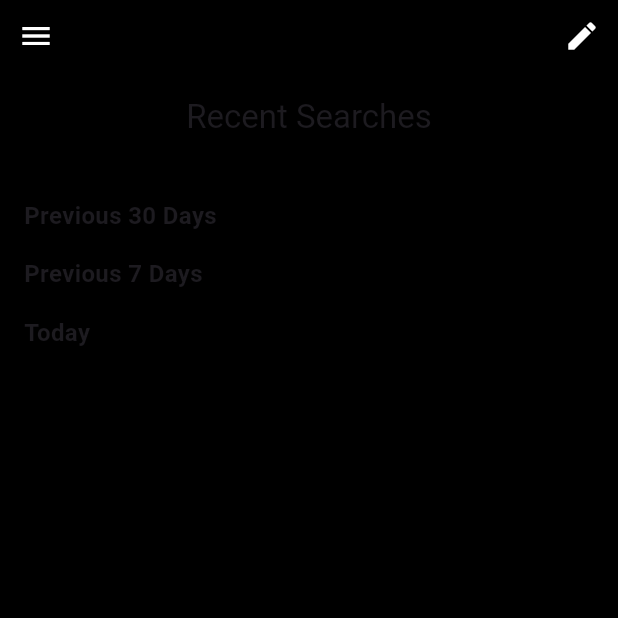
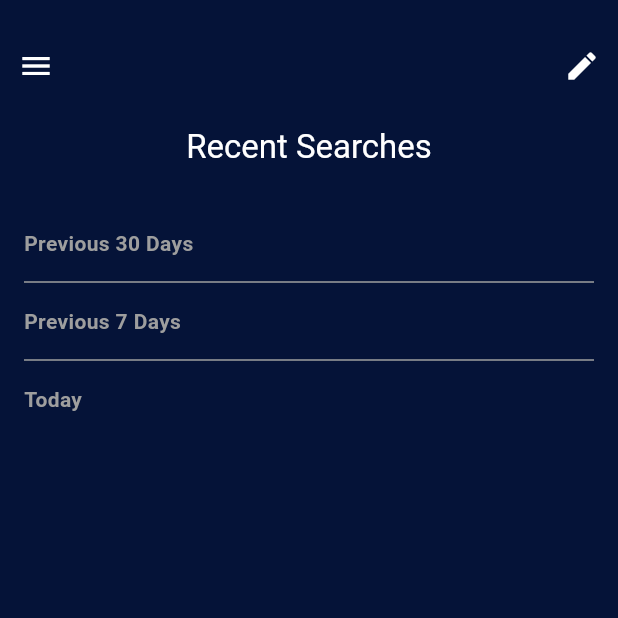
Before and after one commit to thisarakaushan/AI-integrated-camera-app, a Flutter app: the PhotoCapturePage screen opened by its route, after a tap on the "menu" icon, on a phone screen of 412 x 824 dp, the top half of it. Run offline on Flutter 3.47's test engine with Material 3 defaults, Android fonts, the phone set to English and light mode, and no system bars; our stand-ins replace bloc, camera, dartz, equatable, firebase_analytics, firebase_auth and 7 more; accounts and stored records are empty; network calls fail.

Commit message:
committed by Thisara

```diff
--- a/analysis_options.yaml
+++ b/analysis_options.yaml
@@ -14,7 +14,10 @@ analyzer:
     non_constant_identifier_names: ignore
     prefer_const_constructors: ignore
     slash_for_doc_comments: ignore
+    unnecessary_cast: ignore
+    unnecessary_null_comparison: ignore
     unnecessary_type_check: ignore
+    unused_local_variable: ignore
 include: package:flutter_lints/flutter.yaml
 
 linter:
--- a/lib/config/routes/app_routes.dart
+++ b/lib/config/routes/app_routes.dart
@@ -39,9 +39,11 @@ class AppRoutes {
         );
       case photoCapturePage:
         print('getting routes in photo capture page');
-        // No arguments expected for this route
+        // Pass imageUrl if provided
+        final imageUrl = args?['imageUrl'] as String?;
+        print('Image URL received in route generation: $imageUrl');
         return MaterialPageRoute(
-          builder: (_) => PhotoCapturePage(),
+          builder: (_) => PhotoCapturePage(imageUrl: imageUrl),
         );
       case imageProcessingPage:
         print('getting routes in image processing page');
--- a/lib/features/presentation/pages/image_info_page.dart
+++ b/lib/features/presentation/pages/image_info_page.dart
@@ -142,7 +142,7 @@ class _ImageInfoPageState extends State<ImageInfoPage>
               products: widget.products, // Updated to use Product model
               onProductTap: _onPlatformTap, // Updated to use Product model
             ),
-            const SizedBox(height: 20),
+            const SizedBox(height: 15),
             Padding(
               padding: const EdgeInsets.symmetric(horizontal: 20),
               child: Text(
--- a/lib/features/presentation/pages/image_processing_page.dart
+++ b/lib/features/presentation/pages/image_processing_page.dart
@@ -2,7 +2,6 @@ import 'dart:convert';
 import 'package:firebase_auth/firebase_auth.dart';
 import 'package:flutter/material.dart';
 import 'package:http/http.dart' as http;
-import 'package:injectable/injectable.dart';
 import 'package:valuefinder/config/routes/slide_transition_route.dart';
 import 'package:valuefinder/core/error/failures.dart';
 import 'package:valuefinder/features/data/models/product.dart';
@@ -172,7 +171,7 @@ class _ImageProcessingPageState extends State<ImageProcessingPage>
   @override
   Widget build(BuildContext context) {
     return Scaffold(
-      backgroundColor: Colors.black,
+      backgroundColor: const Color(0xFF051338),
       body: SafeArea(
         child: Column(
           children: [
--- a/lib/features/presentation/pages/image_recognition_page.dart
+++ b/lib/features/presentation/pages/image_recognition_page.dart
@@ -81,7 +81,7 @@ class _ImageRecognitionPageState extends State<ImageRecognitionPage>
   @override
   Widget build(BuildContext context) {
     return Scaffold(
-      backgroundColor: Colors.black,
+      backgroundColor: const Color(0xFF051338),
       body: SafeArea(
         child: Column(
           mainAxisAlignment: MainAxisAlignment.center,
--- a/lib/features/presentation/pages/photo_capture_page.dart
+++ b/lib/features/presentation/pages/photo_capture_page.dart
@@ -13,7 +13,9 @@ import 'package:valuefinder/features/presentation/widgets/photo_capture_page_tex
 import 'package:valuefinder/features/presentation/widgets/top_row_widget.dart';
 
 class PhotoCapturePage extends StatefulWidget {
-  const PhotoCapturePage({super.key});
+  final String? imageUrl; // accept the imageUrl parameter from main page
+
+  const PhotoCapturePage({super.key, this.imageUrl});
 
   @override
   _PhotoCapturePageState createState() => _PhotoCapturePageState();
@@ -24,18 +26,50 @@ class _PhotoCapturePageState extends State<PhotoCapturePage>
   CameraController? _cameraController;
   Future<void>? _initializeControllerFuture;
   late AnimationController _controller;
-  late Timer _timer;
+  Timer? _timer; // Timer? to avoid late initialization
   final AnonymousAuthService _authService = AnonymousAuthService();
+  bool imageLoaded = false; // Flag to track if the image is displayed
+
+  Future<void> _navigateToProcessingPage(String imageUrl) async {
+    print(
+        'Navigating to ${AppRoutes.imageProcessingPage} with imageUrl: $imageUrl');
+    if (mounted) {
+      Navigator.pushReplacementNamed(
+        context,
+        AppRoutes.imageProcessingPage,
+        arguments: {'imageUrl': imageUrl},
+      );
+    }
+  }
 
   @override
   void initState() {
     super.initState();
-    _initializeCamera();
+    print(
+        'Received imageUrl: ${widget.imageUrl}'); // Print the received imageUrl
+
     _controller = AnimationController(
       duration: const Duration(seconds: 30),
       vsync: this,
     )..repeat();
+
+    if (widget.imageUrl != null) {
+      // Skip camera initialization and photo capture if imageUrl is provided
+      print(
+          'Image URL received and display images, kipping camera initialization and capture. ');
+      WidgetsBinding.instance.addPostFrameCallback((_) {
+        setState(() {
+          imageLoaded = true; // Set flag to true when image URL is received
+        });
+        // Wait for the image to be displayed, then navigate
+        Future.delayed(const Duration(seconds: 1), () {
+          _navigateToProcessingPage(widget.imageUrl!);
+        });
+      });
+    } else {
+      _initializeCamera();
       _authenticateAndCapturePhoto();
+    }
   }
 
   Future<void> _initializeCamera() async {
@@ -67,6 +101,13 @@ class _PhotoCapturePageState extends State<PhotoCapturePage>
   }
 
   Future<void> _capturePhoto() async {
+    if (widget.imageUrl != null) {
+      print(
+          'Inside photo capture method and Received imageUrl: ${widget.imageUrl}');
+      // Skip photo capture and navigation if imageUrl is provided
+      return;
+    }
+
     try {
       await _initializeControllerFuture;
       if (_cameraController == null ||
@@ -115,22 +156,24 @@ class _PhotoCapturePageState extends State<PhotoCapturePage>
   void dispose() {
     _cameraController?.dispose();
     _controller.dispose();
-    _timer.cancel();
+    _timer?.cancel(); // Ensure _timer is only canceled if initialized
     super.dispose();
   }
 
   @override
   Widget build(BuildContext context) {
+    final size = MediaQuery.of(context).size;
+    print('Received imageUrl in PhotoCapturePage: ${widget.imageUrl}');
     return Scaffold(
-      backgroundColor: Colors.black,
+      backgroundColor: const Color(0xFF051338),
       body: SafeArea(
         child: Column(
           children: [
             const SizedBox(height: 20),
             TopRowWidget(
               onMenuPressed: _navigateToRecentSearchesPage,
-                onEditPressed: _navigateToMainPage
-            ), // Top row
+              onEditPressed: _navigateToMainPage,
+            ),
             const Spacer(),
             Container(
               width: MediaQuery.of(context).size.width * 0.8,
@@ -140,10 +183,48 @@ class _PhotoCapturePageState extends State<PhotoCapturePage>
                 borderRadius: BorderRadius.circular(20),
               ),
               child: Center(
-                child: FutureBuilder<void>(
+                child: widget.imageUrl != null
+                    ? ClipRRect(
+                        borderRadius: BorderRadius.circular(20),
+                        child: SizedBox(
+                          width: size.width * 0.8, // Adjust the width as needed
+                          height:
+                              size.height * 0.3, // Adjust the height as needed
+                          child: Image.network(
+                            widget.imageUrl!,
+                            fit: BoxFit.cover,
+                            loadingBuilder: (context, child, loadingProgress) {
+                              if (loadingProgress == null) {
+                                return child;
+                              } else {
+                                return Center(
+                                  child: CircularProgressIndicator(
+                                    value: loadingProgress.expectedTotalBytes !=
+                                            null
+                                        ? loadingProgress
+                                                .cumulativeBytesLoaded /
+                                            (loadingProgress
+                                                    .expectedTotalBytes ??
+                                                1)
+                                        : null,
+                                  ),
+                                );
+                              }
+                            },
+                            errorBuilder: (context, error, stackTrace) {
+                              return Center(
+                                child: Text('Failed to load image',
+                                    style: TextStyle(color: Colors.red)),
+                              );
+                            },
+                          ),
+                        ),
+                      )
+                    : FutureBuilder<void>(
                         future: _initializeControllerFuture,
                         builder: (context, snapshot) {
-                    if (snapshot.connectionState == ConnectionState.done) {
+                          if (snapshot.connectionState ==
+                              ConnectionState.done) {
                             if (_cameraController != null &&
                                 _cameraController!.value.isInitialized) {
                               return CameraPreview(_cameraController!);
@@ -152,9 +233,11 @@ class _PhotoCapturePageState extends State<PhotoCapturePage>
                                   child: Text('Error initializing camera'));
                             }
                           } else if (snapshot.hasError) {
-                      return Center(child: Text('Error: ${snapshot.error}'));
+                            return Center(
+                                child: Text('Error: ${snapshot.error}'));
                           } else {
-                      return const Center(child: CircularProgressIndicator());
+                            return const Center(
+                                child: CircularProgressIndicator());
                           }
                         },
                       ),
--- a/lib/features/presentation/pages/recent_searches_page.dart
+++ b/lib/features/presentation/pages/recent_searches_page.dart
@@ -8,15 +8,26 @@ class RecentSearchesPage extends StatelessWidget {
   Widget build(BuildContext context) {
     final size = MediaQuery.of(context).size;
 
+    // Define a list of categories dynamically
+    final categories = [
+      'Previous 30 Days',
+      'Previous 7 Days',
+      'Today',
+      // Add more categories as needed
+    ];
+
     return Scaffold(
-      backgroundColor: Colors.black,
+      backgroundColor: const Color(0xFF051338),
       body: SafeArea(
         child: Column(
           crossAxisAlignment: CrossAxisAlignment.start,
           children: [
+            // Add spacing to move the TopRowWidget
+            SizedBox(height: 20),
+
             TopRowWidget(
               onMenuPressed: () {
-                Navigator.pop(context); // Close the recent searches page
+                Navigator.pop(context);
               },
               onEditPressed: () {
                 Navigator.pushReplacementNamed(
@@ -25,24 +36,32 @@ class RecentSearchesPage extends StatelessWidget {
                 );
               },
             ),
+
+            // Move the Recent Searches text
             Padding(
-              padding: const EdgeInsets.all(16),
+              padding: const EdgeInsets.all(16), // top padding
               child: Center(
                 child: Text(
                   'Recent Searches',
-                  style: Theme.of(context).textTheme.titleLarge,
+                  style: Theme.of(context).textTheme.titleLarge?.copyWith(
+                        color: Colors.white, // Set the text color to white
+                      ),
                   textAlign: TextAlign.center,
                 ),
               ),
             ),
+
             Expanded(
-              child: ListView(
+              child: ListView.separated(
                 padding: const EdgeInsets.all(16),
-                children: [
-                  _buildCategory('Previous 30 Days'),
-                  _buildCategory('Previous 7 Days'),
-                  _buildCategory('Today'),
-                ],
+                itemCount: categories.length,
+                separatorBuilder: (context, index) => const Divider(
+                  color: Colors.grey, // Grey line between categories
+                  thickness: 1, // Line thickness
+                ),
+                itemBuilder: (context, index) {
+                  return _buildCategory(categories[index]);
+                },
               ),
             ),
           ],
@@ -56,7 +75,11 @@ class RecentSearchesPage extends StatelessWidget {
       padding: const EdgeInsets.symmetric(vertical: 8),
       child: Text(
         title,
-        style: const TextStyle(fontSize: 16, fontWeight: FontWeight.bold),
+        style: const TextStyle(
+          fontSize: 14,
+          fontWeight: FontWeight.bold,
+          color: Colors.grey,
+        ),
       ),
     );
   }
--- a/lib/features/presentation/widgets/details_page_bottom_widget.dart/message_button.dart
+++ b/lib/features/presentation/widgets/details_page_bottom_widget.dart/message_button.dart
@@ -11,7 +11,7 @@ class MessageButtonWidget extends StatelessWidget {
       width: 35, // Adjust width as needed
       child: Column(
         mainAxisAlignment: MainAxisAlignment.center,
-        children: [
+        children: const [
           Icon(
             Icons.message,
             color: Colors.black,
--- a/lib/features/presentation/widgets/details_page_bottom_widget.dart/store_button.dart
+++ b/lib/features/presentation/widgets/details_page_bottom_widget.dart/store_button.dart
@@ -11,7 +11,7 @@ class StoreButtonWidget extends StatelessWidget {
       width: 50, // Adjust width as needed
       child: Column(
         mainAxisAlignment: MainAxisAlignment.center,
-        children: [
+        children: const [
           Icon(
             Icons.store,
             color: Colors.black,
--- a/pubspec.yaml
+++ b/pubspec.yaml
@@ -46,6 +46,9 @@ dependencies:
 
   permission_handler: ^11.3.1
 
+  intl: ^0.19.0
+
+  shared_preferences: ^2.0.15
 
 dev_dependencies:
   flutter_test:
```
Also changed, not shown: lib/features/presentation/pages/main_page.dart (+45 -16 lines), lib/features/presentation/widgets/platform_grid_view.dart (+6 -2 lines), pubspec.lock, 1 other file. Lines whose indentation alone changed are shown as unchanged.
